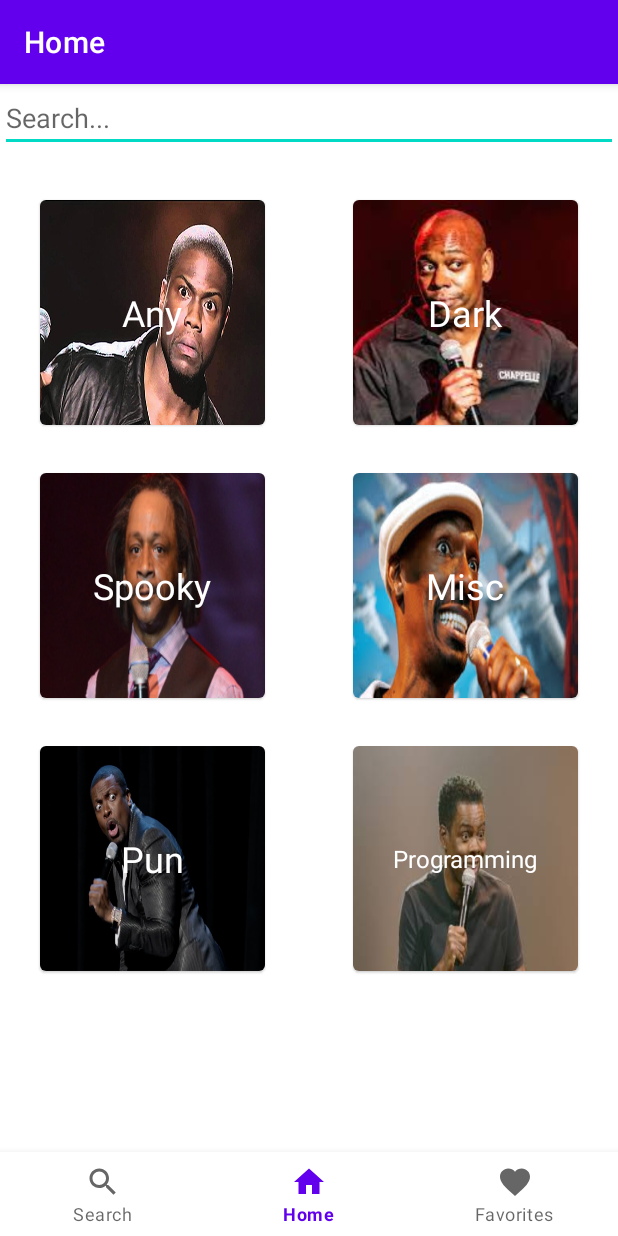
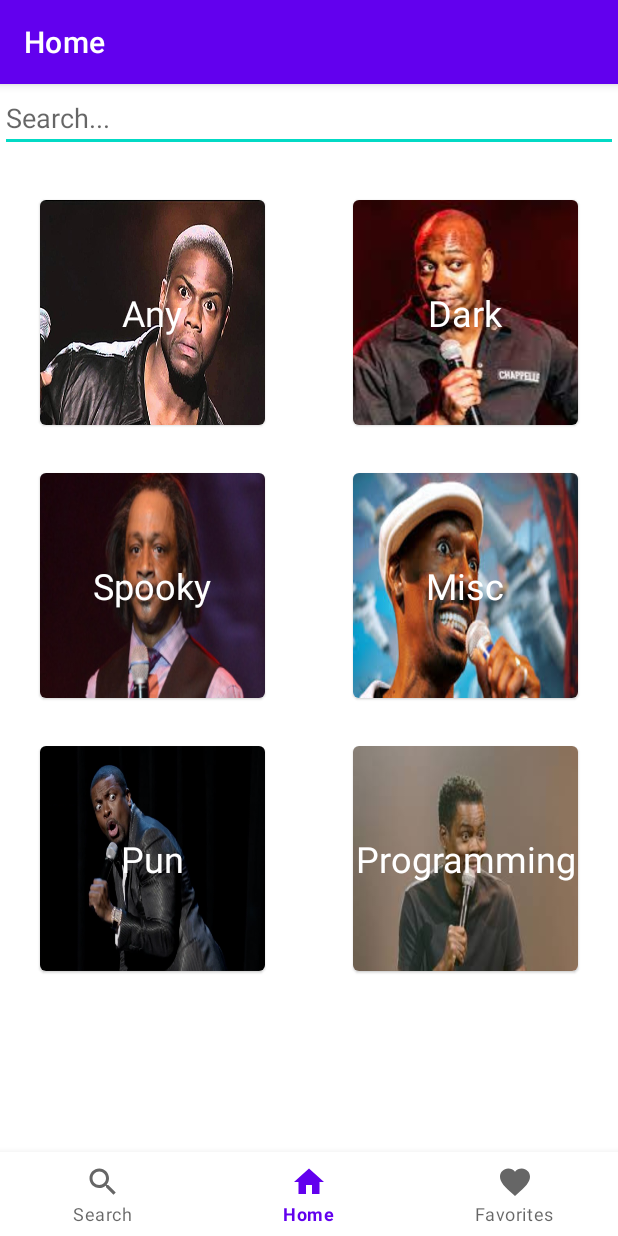
Before and after one commit to TorgeirEIkeland/Am-i-a-joke-to-you, an Android app: the screen it shows after launch (MainActivity), on a phone screen of 412 x 824 dp. Run offline under Robolectric (Android 15) with nearby library versions, the phone set to English and light mode, and no system bars; our stand-ins replace navigation-ui.

Commit message:
Update fragment_home.xml

```diff
--- a/app/src/main/res/layout/fragment_home.xml
+++ b/app/src/main/res/layout/fragment_home.xml
@@ -180,7 +180,7 @@
             android:layout_height="match_parent"
             android:text="Programming"
             android:gravity="center"
-            android:textSize="16sp"
+            android:textSize="24sp"
             android:textColor="@color/white"/>
 
     </com.google.android.material.card.MaterialCardView>
```
